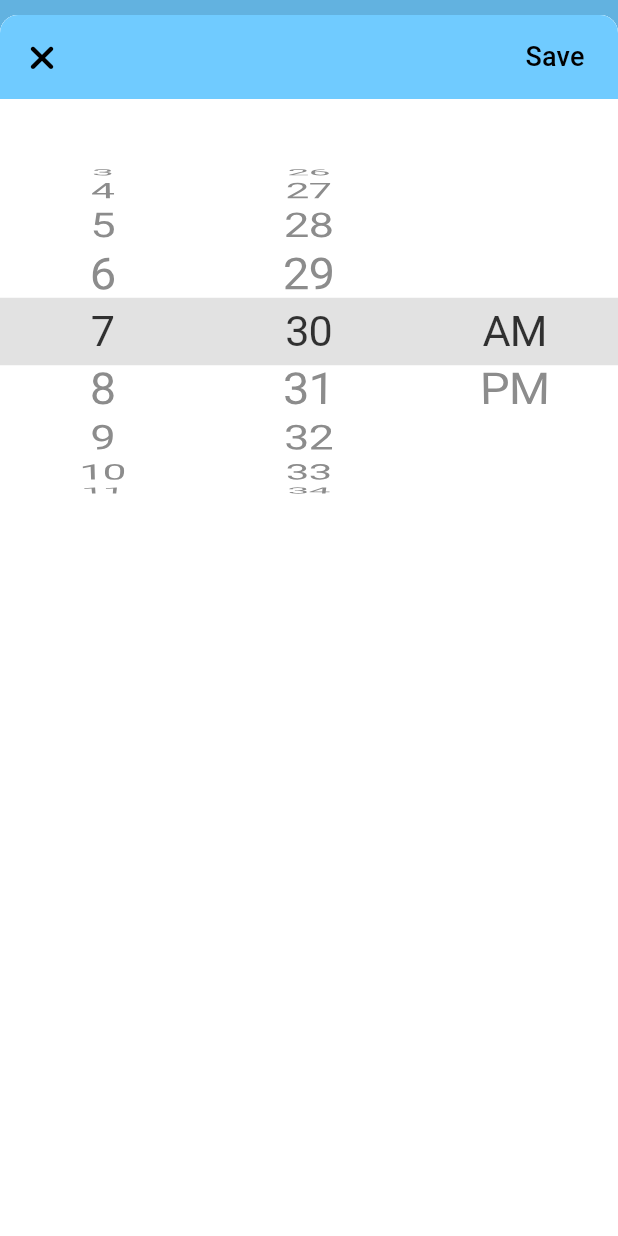
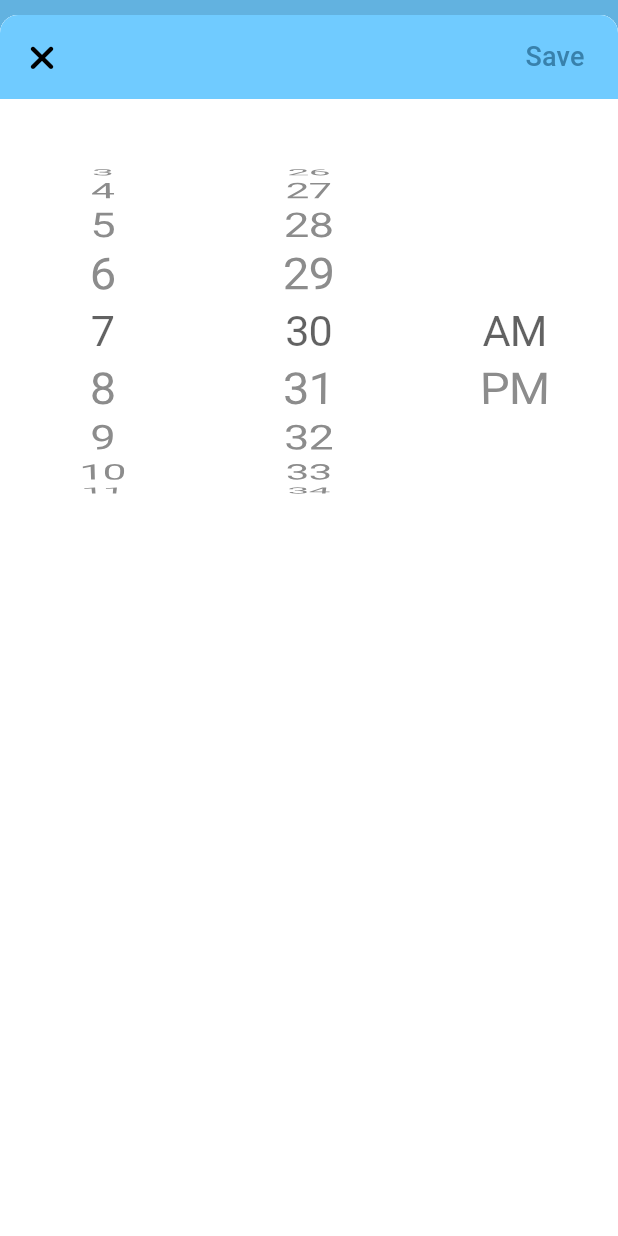
Before and after one commit to jerrychen-2018/Mood-Tracker-iOS-App, a Flutter app: the Settings screen opened directly, after a tap on an icon or button, on a phone screen of 412 x 824 dp. Run offline on Flutter 3.47's test engine with Material 3 defaults, Android fonts, the phone set to English and light mode, and no system bars; our stand-ins replace animated_text_kit, firebase_auth, firebase_core, flutter_local_notifications, flutter_native_timezone, flutter_svg and 11 more; missing offline and left inert: flutter_emoji; accounts and stored records are empty.

Commit message:
changed colors of timepicker to match app theme

```diff
--- a/lib/Screens/Settings/settings.dart
+++ b/lib/Screens/Settings/settings.dart
@@ -20,13 +20,6 @@ class _SettingsState extends State<Settings> {
           centerTitle: false,
           title: const Text("Settings ⚙️",
               style: TextStyle(fontSize: 28, fontWeight: FontWeight.bold)),
-          actions: [
-            Icon(Icons.abc),
-            Icon(Icons.lock_clock),
-            SizedBox(
-              width: 30,
-            )
-          ],
           automaticallyImplyLeading: false,
         ),
         body: Center(
--- a/lib/components/TimePicker/ampm.dart
+++ b/lib/components/TimePicker/ampm.dart
@@ -9,7 +9,7 @@ class AmPm extends StatelessWidget {
     return Center(
         child: Text(
       isItAm == true ? 'AM' : 'PM',
-      style: const TextStyle(fontSize: 32, color: Colors.black),
+      style: const TextStyle(fontSize: 32),
     ));
   }
 }
--- a/lib/components/TimePicker/hours.dart
+++ b/lib/components/TimePicker/hours.dart
@@ -9,7 +9,7 @@ class MyHours extends StatelessWidget {
     return Center(
         child: Text(
       (hrs + 1).toString(),
-      style: const TextStyle(fontSize: 32, color: Colors.black),
+      style: const TextStyle(fontSize: 32),
     ));
   }
 }
--- a/lib/components/TimePicker/minutes.dart
+++ b/lib/components/TimePicker/minutes.dart
@@ -9,7 +9,9 @@ class MyMinutes extends StatelessWidget {
     return Center(
         child: Text(
       (mins < 10) ? '0${mins.toString()}' : mins.toString(),
-      style: const TextStyle(fontSize: 32, color: Colors.black),
+      style: const TextStyle(
+        fontSize: 32,
+      ),
     ));
   }
 }
--- a/lib/components/TimePicker/time_picker.dart
+++ b/lib/components/TimePicker/time_picker.dart
@@ -111,7 +111,7 @@ class _TimePickerState extends State<TimePicker> {
                       },
                       child: const Text(
                         "Save",
-                        style: TextStyle(fontSize: 18, color: Colors.black),
+                        style: TextStyle(fontSize: 18),
                       )),
                   const SizedBox(
                     width: 10,
@@ -133,7 +133,7 @@ class _TimePickerState extends State<TimePicker> {
                           child: CupertinoPicker(
                             selectionOverlay: Container(
                               height: 50,
-                              color: Colors.grey.withOpacity(0.3),
+                              color: Colors.white38,
                             ),
                             magnification: 0.9,
                             squeeze: 1.5,
@@ -169,7 +169,7 @@ class _TimePickerState extends State<TimePicker> {
                           child: CupertinoPicker(
                             selectionOverlay: Container(
                               height: 50,
-                              color: Colors.grey.withOpacity(0.3),
+                              color: Colors.white38,
                             ),
                             magnification: 0.9,
                             squeeze: 1.5,
@@ -204,7 +204,7 @@ class _TimePickerState extends State<TimePicker> {
                           child: CupertinoPicker(
                             selectionOverlay: Container(
                               height: 50,
-                              color: Colors.grey.withOpacity(0.3),
+                              color: Colors.white38,
                             ),
                             magnification: 0.9,
                             squeeze: 1.5,
--- a/lib/themes/theme.dart
+++ b/lib/themes/theme.dart
@@ -14,5 +14,5 @@ ThemeData darkMode = ThemeData(
     iconTheme: IconThemeData(color: Colors.white),
     colorScheme: ColorScheme.dark(
         background: Colors.grey.shade800,
-        primary: Colors.grey.shade600,
+        primary: Colors.white,
         secondary: Colors.white));
```
